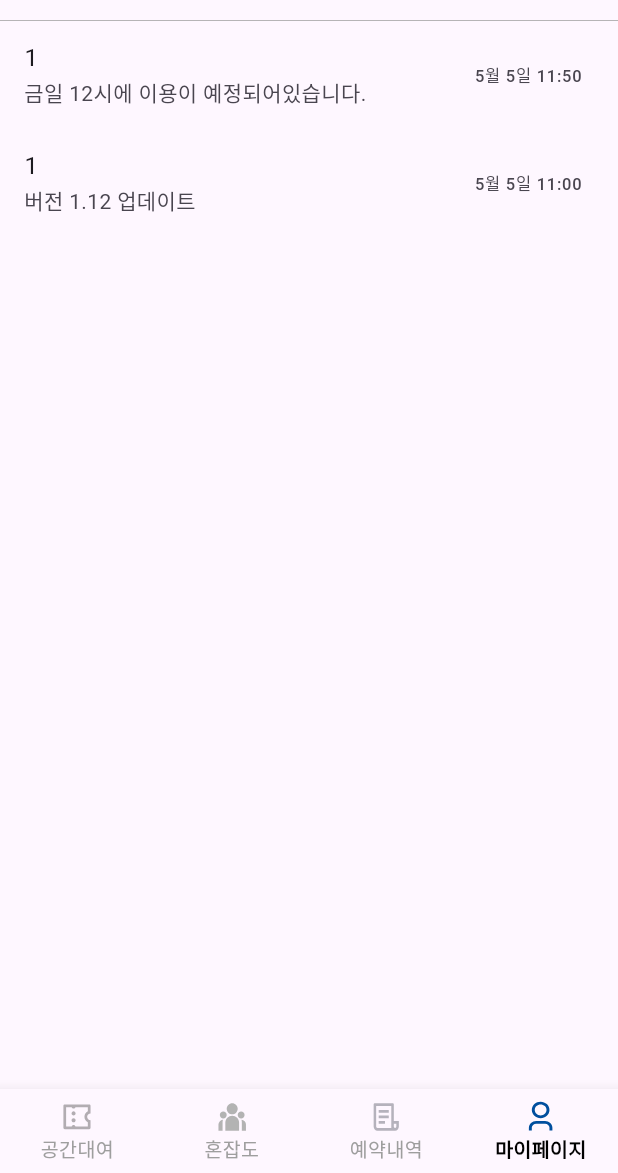
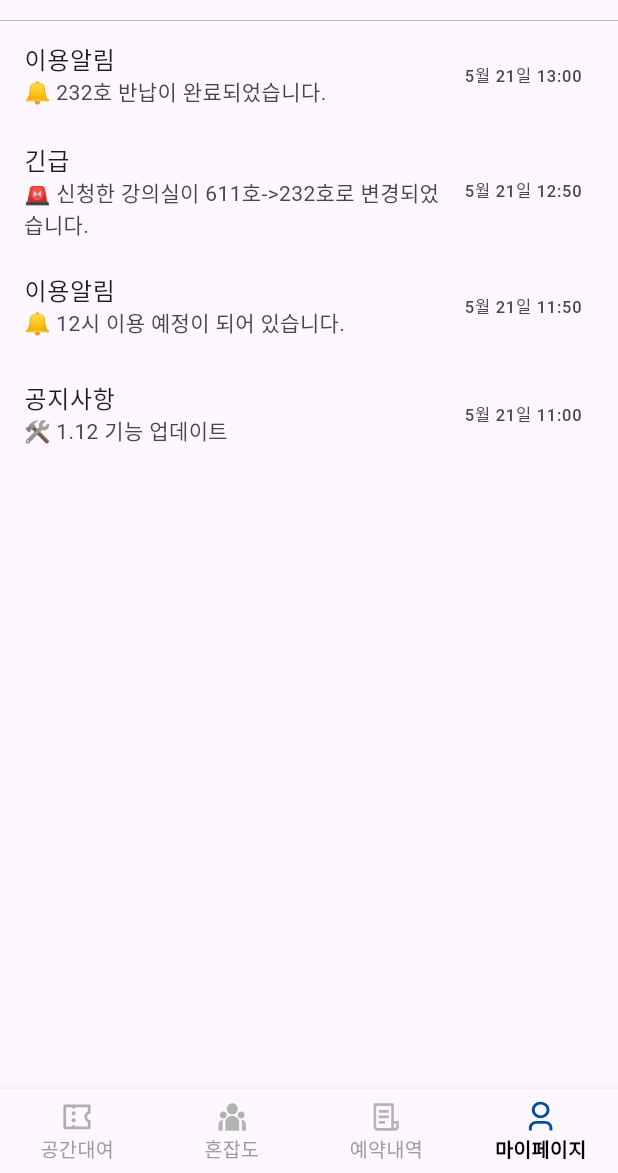
Before and after one commit to kookmin-sw/capstone-2024-2024-26, a Flutter app: the MyNotice screen opened directly, on a phone screen of 412 x 824 dp, the part 63-1236 px from its top. Run offline on Flutter 3.47's test engine with Material 3 defaults, Android fonts, the phone set to English and light mode, and no system bars; our stand-ins replace camera, dotted_line, email_validator, firebase_core, firebase_messaging, flutter_local_notifications and 8 more; accounts and stored records are empty; network calls fail; Roboto replaces fonts that are missing (Inter); project files that could hold a hidden picture were left out.

Commit message:
feat: error modify

```diff
--- a/frontend/lib/document.dart
+++ b/frontend/lib/document.dart
@@ -92,7 +92,6 @@ class _FormPageState extends State<FormPage> {
       'signature': base64Signature,
     };
 
-    debugPrint('$data');
     final response = await http.post(
       Uri.parse(url),
       body: json.encode(data),
@@ -102,8 +101,6 @@ class _FormPageState extends State<FormPage> {
     setState(() {
       isLoading = false; // 요청 완료 시 로딩 숨김
     });
-
-    debugPrint('${response.statusCode}');
 
     if (response.statusCode == 201) {
       final responseData = json.decode(response.body);
@@ -143,7 +140,6 @@ class _FormPageState extends State<FormPage> {
       headers: {'Content-Type': 'application/json'},
     );
 
-    debugPrint('${response.statusCode}');
     if (response.statusCode == 200) {
       final responseData = json.decode(response.body);
 
--- a/frontend/lib/notice.dart
+++ b/frontend/lib/notice.dart
@@ -24,8 +24,14 @@ class MyNotice extends StatefulWidget {
 
 class _MyNoticeState extends State<MyNotice> {
   List<dynamic> notifications = [
-    {'title': '1', 'body': '금일 12시에 이용이 예정되어있습니다.', 'date': '5월 5일 11:50'},
-    {'title': '1', 'body': '버전 1.12 업데이트', 'date': '5월 5일 11:00'}
+    {'title': '이용알림', 'body': '🔔 232호 반납이 완료되었습니다.', 'date': '5월 21일 13:00'},
+    {
+      'title': '긴급',
+      'body': '🚨 신청한 강의실이 611호->232호로 변경되었습니다.',
+      'date': '5월 21일 12:50'
+    },
+    {'title': '이용알림', 'body': '🔔 12시 이용 예정이 되어 있습니다.', 'date': '5월 21일 11:50'},
+    {'title': '공지사항', 'body': '🛠 1.12 기능 업데이트', 'date': '5월 21일 11:00'}
   ]; // 서버에서 받아온 알림 데이터를 저장할 리스트
 
   String name = '';
@@ -81,7 +87,9 @@ class _MyNoticeState extends State<MyNotice> {
         itemCount: notifications.length,
         itemBuilder: (context, index) {
           return ListTile(
-            title: Text(notifications[index]['title']),
+            title: Text(
+              notifications[index]['title'],
+            ),
             subtitle: Text(notifications[index]['body']),
             trailing: Text(notifications[index]['date']),
           );
```
